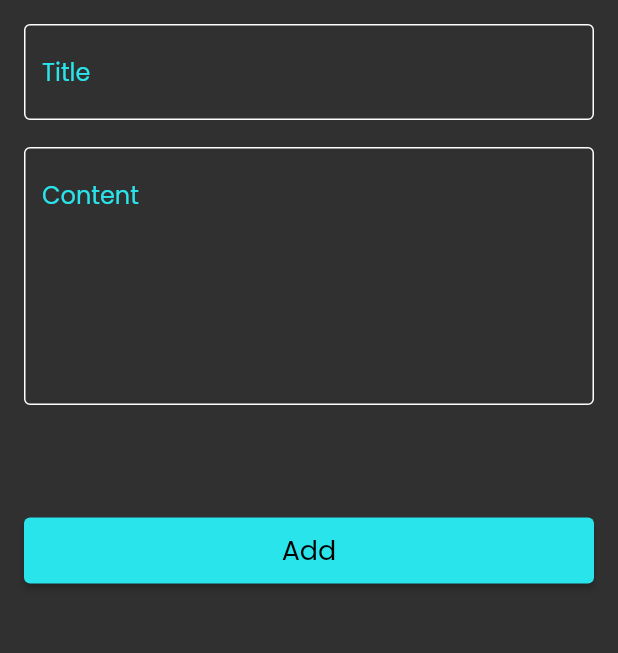
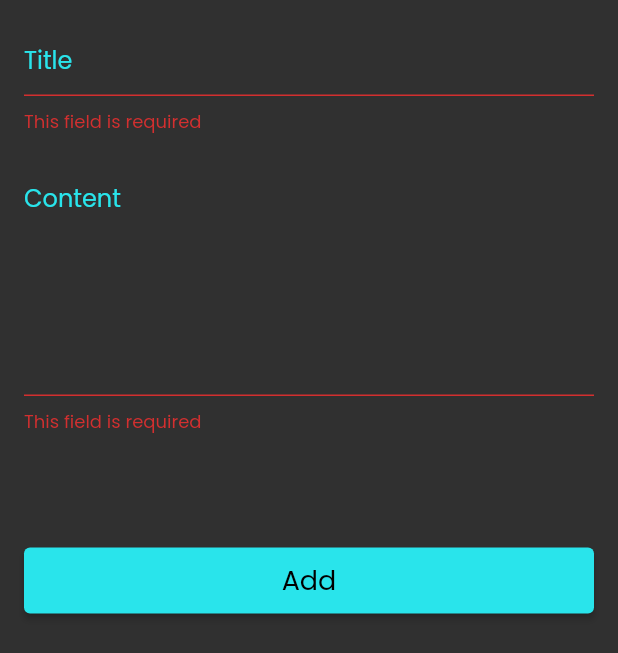
Before and after one commit to kamal696/notes, a Flutter app: the CustomBodyNoteBottomSheet widget shown alone on an empty page, opened directly, after a tap on "Add", on a phone screen of 412 x 824 dp. Shown: the top 653 px of the screen. Run offline on Flutter 3.47's test engine with Material 2 defaults, Android fonts, the phone set to English and light mode, and no system bars; our stand-ins replace hive, hive_flutter; missing offline and left inert: awesome_icons; accounts and stored records are empty.

Commit message:
validate text form field

```diff
--- a/lib/views/widgets/body_bottom_sheet.dart
+++ b/lib/views/widgets/body_bottom_sheet.dart
@@ -3,33 +3,62 @@ import 'package:notes/views/widgets/custom_elvated_button.dart';
 
 import 'package:notes/views/widgets/custom_text_form_field.dart';
 
-class CustomBodyNoteBottomSheet extends StatelessWidget {
+class CustomBodyNoteBottomSheet extends StatefulWidget {
   const CustomBodyNoteBottomSheet({
     super.key,
   });
 
   @override
+  State<CustomBodyNoteBottomSheet> createState() =>
+      _CustomBodyNoteBottomSheetState();
+}
+
+class _CustomBodyNoteBottomSheetState extends State<CustomBodyNoteBottomSheet> {
+  final GlobalKey<FormState> formKey = GlobalKey();
+  AutovalidateMode autoValidateMode = AutovalidateMode.disabled;
+
+  String? title, subTitle;
+  @override
   Widget build(BuildContext context) {
-    return const Padding(
-      padding: EdgeInsets.all(16.0),
+    return Padding(
+      padding: const EdgeInsets.all(16.0),
       child: SingleChildScrollView(
+        child: Form(
+          key: formKey,
+          autovalidateMode: autoValidateMode,
           child: Column(
             children: [
               CustomTextFormField(
+                onSaved: (value) {
+                  title = value;
+                },
                 hint: "Title",
               ),
-            SizedBox(
+              const SizedBox(
                 height: 18,
               ),
               CustomTextFormField(
+                onSaved: (value) {
+                  subTitle = value;
+                },
                 hint: "Content",
                 maxLine: 6,
               ),
-            SizedBox(
+              const SizedBox(
                 height: 75,
               ),
-            CustomELvatedButton()
+              CustomELvatedButton(
+                onPressed: () {
+                  if (formKey.currentState!.validate()) {
+                    formKey.currentState!.save();
+                  } else {
+                    autoValidateMode = AutovalidateMode.always;
+                    setState(() {});
+                  }
+                },
+              )
             ],
+          ),
         ),
       ),
     );
--- a/lib/views/widgets/custom_elvated_button.dart
+++ b/lib/views/widgets/custom_elvated_button.dart
@@ -3,8 +3,8 @@ import 'package:flutter/material.dart';
 import '../../constant.dart';
 
 class CustomELvatedButton extends StatelessWidget {
-  const CustomELvatedButton({Key? key}) : super(key: key);
-
+  const CustomELvatedButton({Key? key, this.onPressed}) : super(key: key);
+  final void Function()? onPressed;
   @override
   Widget build(BuildContext context) {
     return SizedBox(
@@ -14,7 +14,7 @@ class CustomELvatedButton extends StatelessWidget {
         style: ElevatedButton.styleFrom(
           backgroundColor: kPrimaryColor,
         ),
-        onPressed: () {},
+        onPressed: onPressed,
         child: const Text(
           "Add",
           style: TextStyle(
--- a/lib/views/widgets/custom_text_form_field.dart
+++ b/lib/views/widgets/custom_text_form_field.dart
@@ -3,14 +3,26 @@ import 'package:flutter/material.dart';
 import '../../constant.dart';
 
 class CustomTextFormField extends StatelessWidget {
-  const CustomTextFormField({super.key, required this.hint, this.maxLine = 1});
+  const CustomTextFormField(
+      {super.key, required this.hint, this.maxLine = 1, this.onSaved});
 
   final String hint;
 
   final int maxLine;
+  final void Function(String?)? onSaved;
   @override
   Widget build(BuildContext context) {
     return TextFormField(
+      onSaved: onSaved,
+      // if( value?.isEmpty ?? true) : one way to if validate is short jsut
+      validator: (value) {
+        if (value == null || value.isEmpty) {
+          return "This field is required";
+        }
+        {
+          return null;
+        }
+      },
       cursorColor: kPrimaryColor,
       maxLines: maxLine,
       decoration: InputDecoration(
```
Lines whose indentation alone changed are shown as unchanged.
